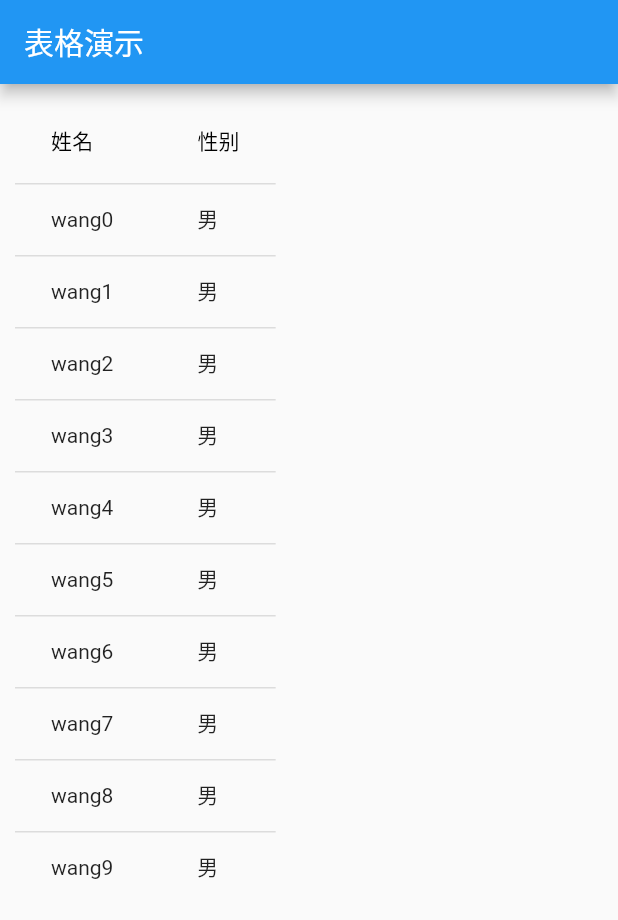
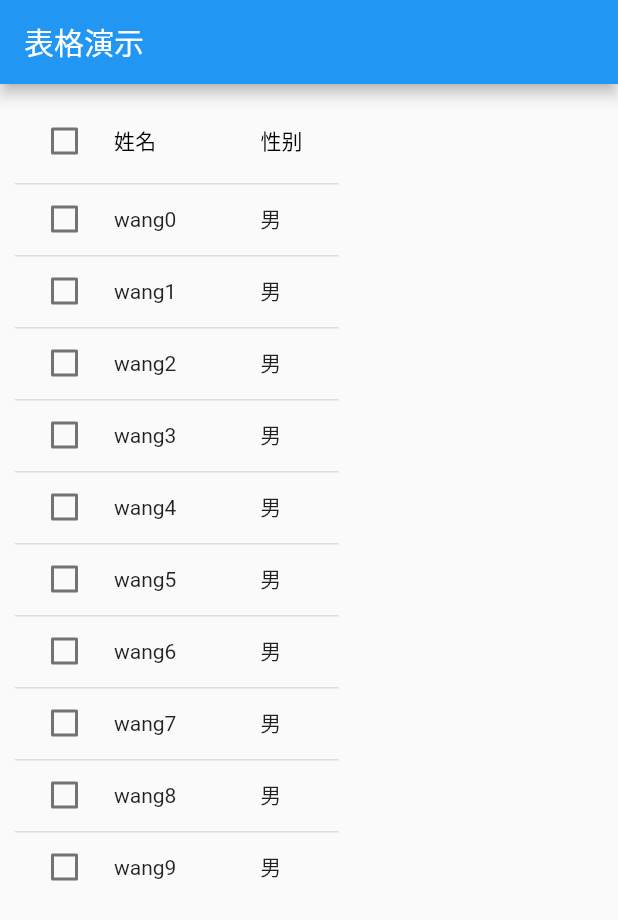
Before and after one commit to caopeng000/my_flutter_app, a Flutter app: the screen it shows after launch, on a phone screen of 412 x 824 dp. Shown: the top 920 px of the screen. Run offline on Flutter 3.47's test engine with Material 2 defaults, Android fonts, the phone set to English and light mode, and no system bars; missing offline and left inert: dart:ffi.

Commit message:
feat:进阶table，没仔细听，因为不常用

```diff
--- a/lib/widgets/table_demo.dart
+++ b/lib/widgets/table_demo.dart
@@ -18,6 +18,7 @@ class _TableDemoState extends State<TableDemo> {
       list.add({
         "name": "wang" + i.toString(),
         "gender": i % 1 == 0 ? "男" : "女",
+        "select": false
       });
     }
   }
@@ -46,12 +47,21 @@ class _TableDemoState extends State<TableDemo> {
             DataColumn(label: Text("姓名")),
             DataColumn(label: Text("性别"))
           ],
-          rows: list.map((e) => DataRow(
-              cells: [
-                DataCell(Text(e["name"])),
-                DataCell(Text(e["gender"])),
-              ]
-          )).toList(),
+          rows: list
+              .map((e) => DataRow(
+                      selected: e["select"],
+                      onSelectChanged: (v) {
+                        setState(() {
+                          if (e["select"] != v) {
+                            e["select"] = v;
+                          }
+                        });
+                      },
+                      cells: [
+                        DataCell(Text(e["name"])),
+                        DataCell(Text(e["gender"])),
+                      ]))
+              .toList(),
         ),
       ),
     );
```
